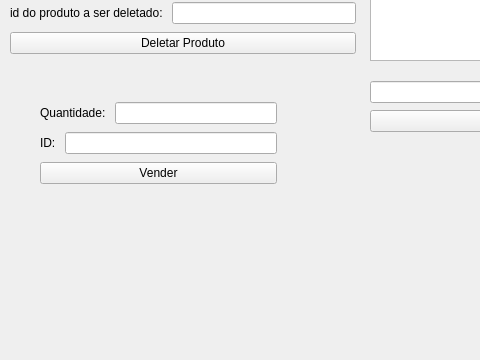
This is mainwindow.ui in GabR36/QEstoqueLoja as Qt 5 draws it before an edit; both pictures show x 0 to 480 and y 240 to 600 of the 800 by 600 pixel window. The edited form follows.
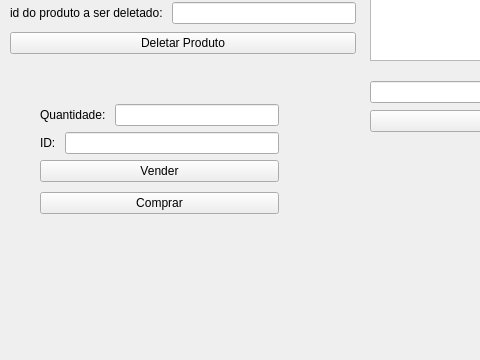
This is the edited form.

Commit message: Add compra, interface, banco e tableview.

What changed in the file:
```diff
--- a/mainwindow.ui
+++ b/mainwindow.ui
@@ -175,10 +175,12 @@
      <rect>
       <x>40</x>
       <y>340</y>
-      <width>237</width>
-      <height>88</height>
+      <width>239</width>
+      <height>120</height>
      </rect>
     </property>
+    <layout class="QVBoxLayout" name="verticalLayout_9">
+     <item>
     <layout class="QVBoxLayout" name="verticalLayout_8">
      <item>
       <layout class="QHBoxLayout" name="horizontalLayout_6">
@@ -212,6 +214,15 @@
       <widget class="QPushButton" name="Btn_Vender">
        <property name="text">
         <string>Vender</string>
+         </property>
+        </widget>
+       </item>
+      </layout>
+     </item>
+     <item>
+      <widget class="QPushButton" name="pushButton">
+       <property name="text">
+        <string>Comprar</string>
        </property>
       </widget>
      </item>
```
Lines whose indentation alone changed are shown as unchanged. The commit also changes 2 other files.
